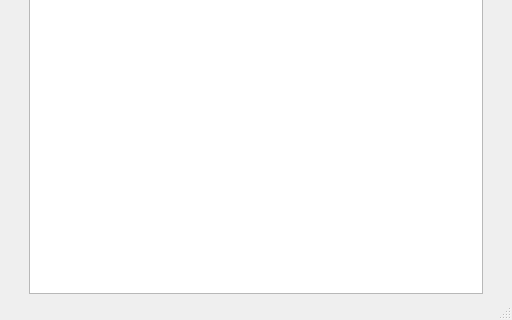
The window that mainwindow.ui (Psina909/Pyramid-App) describes before a commit, drawn with Qt 5; both pictures show x 0 to 512 and y 182 to 502 of the 512 by 502 pixel window.
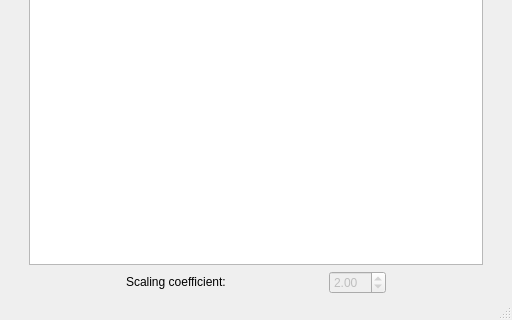
The same window after the commit.

Patch:
```diff
--- a/mainwindow.ui
+++ b/mainwindow.ui
@@ -120,6 +120,42 @@
     <item>
      <widget class="QGraphicsView" name="graphicsView"/>
     </item>
+    <item>
+     <layout class="QHBoxLayout" name="horizontalLayout_2">
+      <item>
+       <widget class="QLabel" name="label_4">
+        <property name="sizePolicy">
+         <sizepolicy hsizetype="Fixed" vsizetype="Fixed">
+          <horstretch>0</horstretch>
+          <verstretch>0</verstretch>
+         </sizepolicy>
+        </property>
+        <property name="text">
+         <string>Scaling coefficient:</string>
+        </property>
+       </widget>
+      </item>
+      <item>
+       <widget class="QDoubleSpinBox" name="doubleSpinBox">
+        <property name="enabled">
+         <bool>false</bool>
+        </property>
+        <property name="sizePolicy">
+         <sizepolicy hsizetype="Fixed" vsizetype="Fixed">
+          <horstretch>0</horstretch>
+          <verstretch>0</verstretch>
+         </sizepolicy>
+        </property>
+        <property name="minimum">
+         <double>1.010000000000000</double>
+        </property>
+        <property name="value">
+         <double>2.000000000000000</double>
+        </property>
+       </widget>
+      </item>
+     </layout>
+    </item>
    </layout>
   </widget>
   <widget class="QMenuBar" name="menuBar">
```
